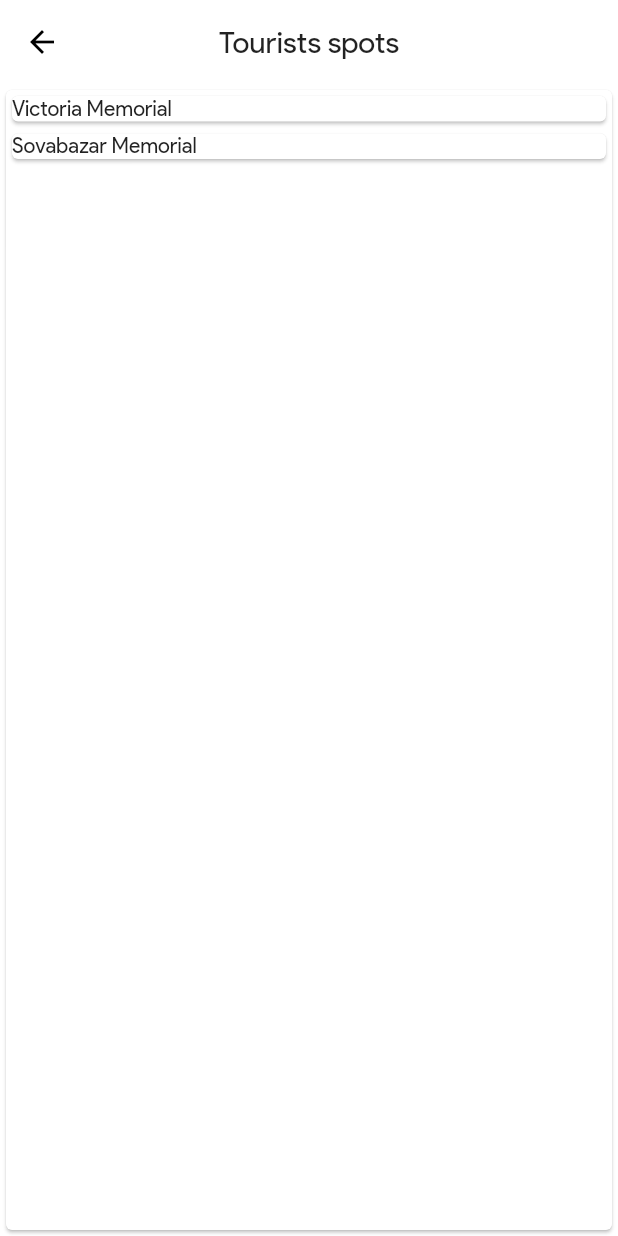
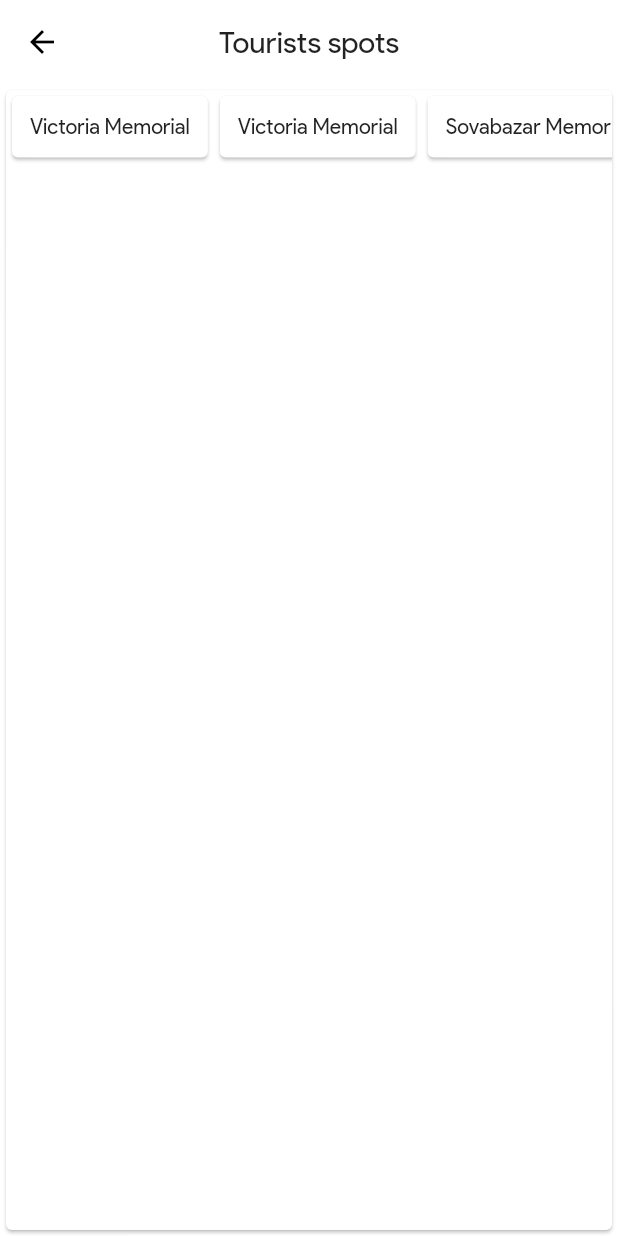
Before and after one commit to sounishnath003/local-guider, a Flutter app: the screen it shows after launch, after a tap on "Tourists spots", on a phone screen of 412 x 824 dp. Run offline on Flutter 3.47's test engine with Material 2 defaults, Android fonts, the phone set to English and light mode, and no system bars.

Commit message:
Tourists spots

```diff
--- a/lib/MenuPage.dart
+++ b/lib/MenuPage.dart
@@ -35,9 +35,27 @@ class _MenuPageBodyState extends State<MenuPageBody> {
     return Container(
       child: Card(
         child: ListView.builder(
+          scrollDirection: Axis.horizontal,
           itemCount: touristSpots.length,
           itemBuilder: (BuildContext context, int index) {
-            return  Card(child: Text(touristSpots[index].name),
+            return  Wrap(
+              direction: Axis.horizontal,
+              alignment: WrapAlignment.spaceAround,
+              spacing: 2.0,
+              children: <Widget>[
+                Container(
+                  child: Card(
+                    child: Padding(
+                      padding: const EdgeInsets.all(12.0),
+                      child: Column(
+                        children: <Widget>[
+                          Text(touristSpots[index].name)
+                        ],
+                      ),
+                    ),
+                  ),
+                )
+              ],
             );
           }
         ),
--- a/lib/TouristsSpots/TouristsSpotsDB.dart
+++ b/lib/TouristsSpots/TouristsSpotsDB.dart
@@ -17,6 +17,12 @@ List<TouristsSpots> touristsSpots = [
   "Mid Kolkata, 700-124"
   ),
 
+  TouristsSpots("Victoria Memorial",
+  Text("Nice Place for family"),
+  "Assets/Images/devFest.png",
+  "Mid Kolkata, 700-124"
+  ),
+
   TouristsSpots("Sovabazar Memorial",
   Text("Nice Place for family"),
   "Assets/Images/devFest.png",
```
